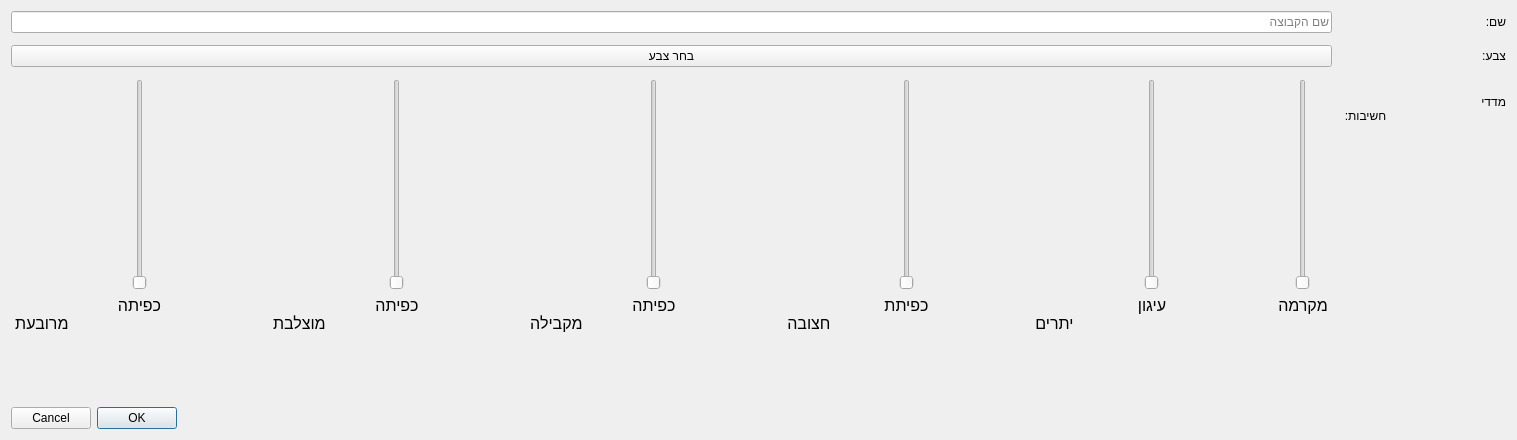
Above: gui/resources/teamcreationdialog.ui from PillowTweezers/PurMyun before the change. Below: the same form after it.
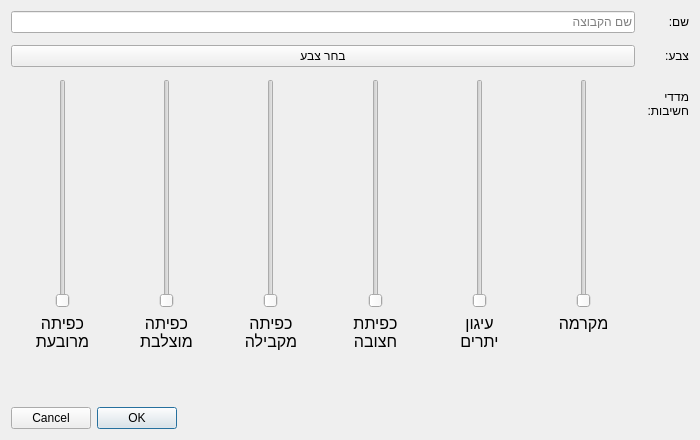
That is the form after the change.

Commit message: Fixed UI spacing with hebrew.

Diff of the .ui file:
```diff
--- a/gui/resources/teamcreationdialog.ui
+++ b/gui/resources/teamcreationdialog.ui
@@ -60,8 +60,7 @@
                             </property>
                             <property name="text">
                                 <string>מדדי
-                                    חשיבות:
-                                </string>
+חשיבות:</string>
                             </property>
                         </widget>
                     </item>
@@ -211,8 +210,7 @@
                                     </property>
                                     <property name="text">
                                         <string>עיגון
-                                            יתרים
-                                        </string>
+יתרים</string>
                                     </property>
                                     <property name="alignment">
                                         <set>Qt::AlignHCenter|Qt::AlignTop</set>
@@ -257,8 +255,7 @@
                                     </property>
                                     <property name="text">
                                         <string>כפיתה
-                                            מרובעת
-                                        </string>
+מרובעת</string>
                                     </property>
                                     <property name="alignment">
                                         <set>Qt::AlignHCenter|Qt::AlignTop</set>
@@ -278,8 +275,7 @@
                                     </property>
                                     <property name="text">
                                         <string>כפיתה
-                                            מקבילה
-                                        </string>
+מקבילה</string>
                                     </property>
                                     <property name="alignment">
                                         <set>Qt::AlignHCenter|Qt::AlignTop</set>
@@ -299,8 +295,7 @@
                                     </property>
                                     <property name="text">
                                         <string>כפיתה
-                                            מוצלבת
-                                        </string>
+מוצלבת</string>
                                     </property>
                                     <property name="alignment">
                                         <set>Qt::AlignHCenter|Qt::AlignTop</set>
@@ -320,8 +315,7 @@
                                     </property>
                                     <property name="text">
                                         <string>כפיתת
-                                            חצובה
-                                        </string>
+חצובה</string>
                                     </property>
                                     <property name="alignment">
                                         <set>Qt::AlignHCenter|Qt::AlignTop</set>
```
The commit also changes 4 other files.
